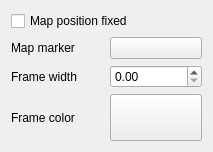
Above: qgis/src/ui/qgsannotationwidgetbase.ui from sourcepole/qgis before the change. Below: the same form after it.
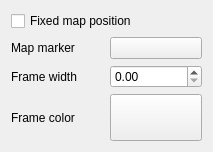
That is the form after the change. Custom widgets are drawn as their Qt base class.

Commit message: Fix grammar on label

```diff
--- a/qgis/src/ui/qgsannotationwidgetbase.ui
+++ b/qgis/src/ui/qgsannotationwidgetbase.ui
@@ -17,7 +17,7 @@
    <item row="0" column="0">
     <widget class="QCheckBox" name="mMapPositionFixedCheckBox">
      <property name="text">
-      <string>Map position fixed</string>
+      <string>Fixed map position</string>
      </property>
     </widget>
    </item>
```
